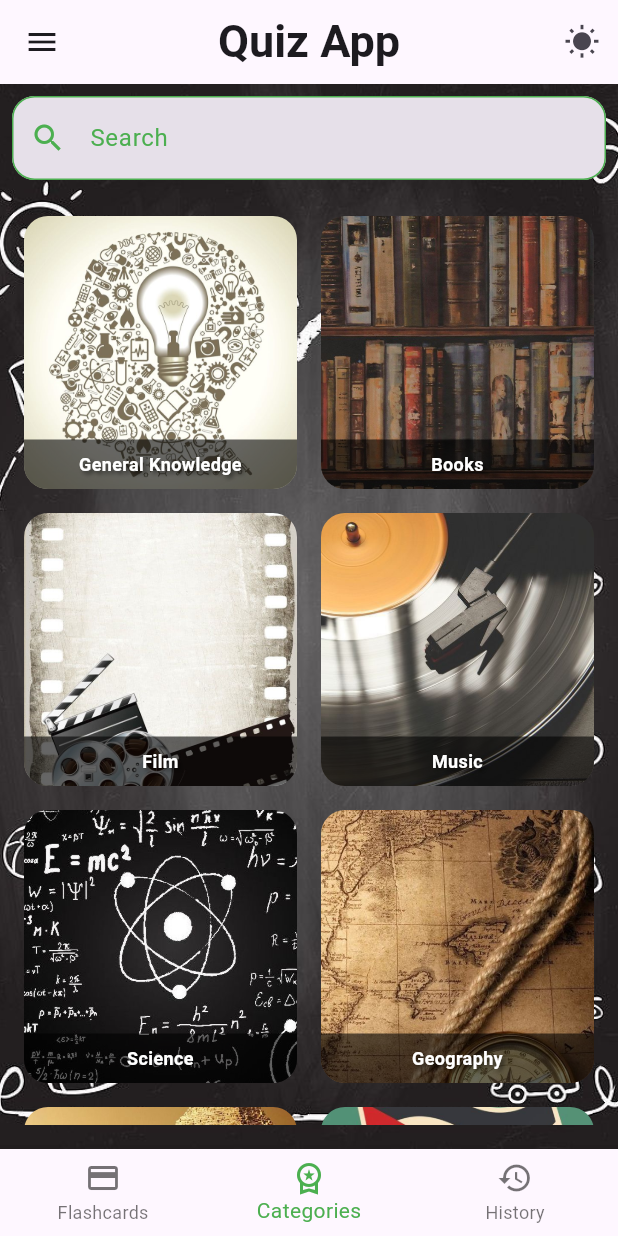
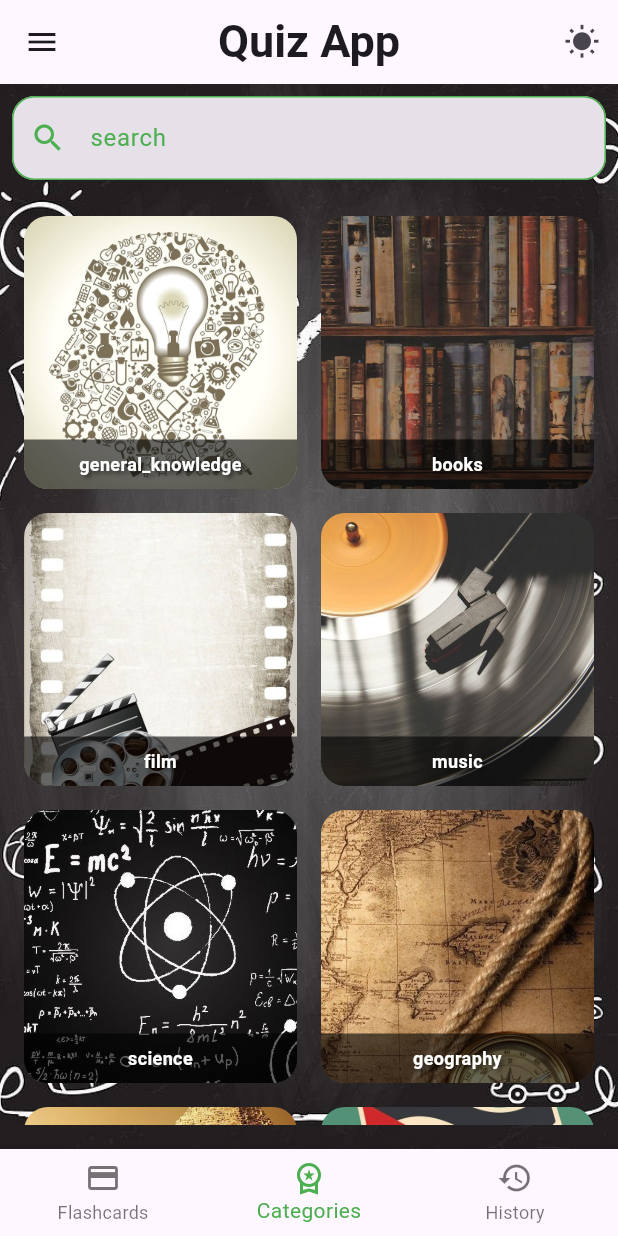
Before and after one commit to soutAhmedTayseer/CodeAlpha_Flashcard-QuizApp, a Flutter app: the screen it shows after launch, on a phone screen of 412 x 824 dp. Run offline on Flutter 3.47's test engine with Material 3 defaults, Android fonts, the phone set to English and light mode, and no system bars; our stand-ins replace animated_splash_screen, easy_localization, flutter_bloc, lottie, shared_preferences.

Commit message:
applying translation on categories

```diff
--- a/lib/categories_screen.dart
+++ b/lib/categories_screen.dart
@@ -2,10 +2,11 @@ import 'package:flutter/material.dart';
 import 'package:flutter_projects/mcq_questions.dart';
 import 'dart:convert';
 import 'package:http/http.dart' as http;
+import 'package:easy_localization/easy_localization.dart'; // Import easy_localization
 import 'mcq_quiz_screen.dart';
 
 class CategoriesScreen extends StatefulWidget {
-  CategoriesScreen({super.key});
+  const CategoriesScreen({super.key});
 
   @override
   _CategoriesScreenState createState() => _CategoriesScreenState();
@@ -13,23 +14,22 @@ class CategoriesScreen extends StatefulWidget {
 
 class _CategoriesScreenState extends State<CategoriesScreen> {
   final List<Map<String, dynamic>> categories = [
-    {'title': 'General Knowledge', 'id': 9, 'image': 'assets/images/general knowledge.jpeg'},
-    {'title': 'Books', 'id': 10, 'image': 'assets/images/books.jpeg'},
-    {'title': 'Film', 'id': 11, 'image': 'assets/images/film.jpeg'},
-    {'title': 'Music', 'id': 12, 'image': 'assets/images/music.jpeg'},
-    {'title': 'Science', 'id': 17, 'image': 'assets/images/science.jpeg'},
-    {'title': 'Geography', 'id': 22, 'image': 'assets/images/geography.jpeg'},
-    {'title': 'History', 'id': 23, 'image': 'assets/images/history.jpeg'},
-    {'title': 'Politics', 'id': 24, 'image': 'assets/images/politics.jpeg'},
-    {'title': 'Sports', 'id': 21, 'image': 'assets/images/sports.jpeg'},
-    {'title': 'Animals', 'id': 27, 'image': 'assets/images/animals.jpeg'},
+    {'title': 'general_knowledge'.tr(), 'id': 9, 'image': 'assets/images/general knowledge.jpeg'},
+    {'title': 'books'.tr(), 'id': 10, 'image': 'assets/images/books.jpeg'},
+    {'title': 'film'.tr(), 'id': 11, 'image': 'assets/images/film.jpeg'},
+    {'title': 'music'.tr(), 'id': 12, 'image': 'assets/images/music.jpeg'},
+    {'title': 'science'.tr(), 'id': 17, 'image': 'assets/images/science.jpeg'},
+    {'title': 'geography'.tr(), 'id': 22, 'image': 'assets/images/geography.jpeg'},
+    {'title': 'history'.tr(), 'id': 23, 'image': 'assets/images/history.jpeg'},
+    {'title': 'politics'.tr(), 'id': 24, 'image': 'assets/images/politics.jpeg'},
+    {'title': 'sports'.tr(), 'id': 21, 'image': 'assets/images/sports.jpeg'},
+    {'title': 'animals'.tr(), 'id': 27, 'image': 'assets/images/animals.jpeg'},
   ];
 
   String searchQuery = ''; // To hold the search query
 
   @override
   Widget build(BuildContext context) {
-    // Filter categories based on search query
     final filteredCategories = categories
         .where((category) =>
         category['title'].toLowerCase().contains(searchQuery.toLowerCase()))
@@ -38,14 +38,12 @@ class _CategoriesScreenState extends State<CategoriesScreen> {
     return Scaffold(
       body: Stack(
         children: [
-          // Background image
           Positioned.fill(
             child: Image.asset(
               'assets/images/background home3.jpeg',
               fit: BoxFit.cover,
             ),
           ),
-          // Content
           Column(
             children: [
               Padding(
@@ -54,24 +52,24 @@ class _CategoriesScreenState extends State<CategoriesScreen> {
                   decoration: InputDecoration(
                     border: OutlineInputBorder(
                       borderRadius: BorderRadius.circular(15),
-                      borderSide: const BorderSide(color: Colors.green), // White border
+                      borderSide: const BorderSide(color: Colors.green),
                     ),
                     enabledBorder: OutlineInputBorder(
                       borderRadius: BorderRadius.circular(15),
-                      borderSide: const BorderSide(color: Colors.green), // White border when enabled
+                      borderSide: const BorderSide(color: Colors.green),
                     ),
                     focusedBorder: OutlineInputBorder(
                       borderRadius: BorderRadius.circular(15),
-                      borderSide: const BorderSide(color: Colors.green, width: 2.0), // White border when focused
+                      borderSide: const BorderSide(color: Colors.green, width: 2.0),
                     ),
-                    labelText: 'Search',
-                    labelStyle: const TextStyle(color: Colors.green), // White label text
-                    prefixIcon: const Icon(Icons.search, color: Colors.green), // White icon
+                    labelText: 'search'.tr(), // Localized string
+                    labelStyle: const TextStyle(color: Colors.green),
+                    prefixIcon: const Icon(Icons.search, color: Colors.green),
                     filled: true,
                   ),
                   onChanged: (value) {
                     setState(() {
-                      searchQuery = value; // Update the search query
+                      searchQuery = value;
                     });
                   },
                 ),
@@ -82,10 +80,10 @@ class _CategoriesScreenState extends State<CategoriesScreen> {
                   child: GridView.builder(
                     itemCount: filteredCategories.length,
                     gridDelegate: const SliverGridDelegateWithFixedCrossAxisCount(
-                      crossAxisCount: 2, // Two items per row
-                      crossAxisSpacing: 16, // Spacing between columns
-                      mainAxisSpacing: 16, // Spacing between rows
-                      childAspectRatio: 1, // To make them equal width and height
+                      crossAxisCount: 2,
+                      crossAxisSpacing: 16,
+                      mainAxisSpacing: 16,
+                      childAspectRatio: 1,
                     ),
                     itemBuilder: (BuildContext context, int index) {
                       final category = filteredCategories[index];
@@ -123,16 +121,16 @@ class _CategoriesScreenState extends State<CategoriesScreen> {
                               ),
                               child: Text(
                                 category['title'],
-                                textAlign: TextAlign.center, // Center-aligns the text
+                                textAlign: TextAlign.center,
                                 style: const TextStyle(
                                   color: Colors.white,
                                   fontSize: 12,
                                   fontWeight: FontWeight.bold,
                                   shadows: [
                                     Shadow(
-                                      offset: Offset(2, 2), // Creates shadow in bottom-right direction
-                                      blurRadius: 3.0, // Adds blur to the shadow
-                                      color: Colors.black54, // Shadow color
+                                      offset: Offset(2, 2),
+                                      blurRadius: 3.0,
+                                      color: Colors.black54,
                                     ),
                                   ],
                                 ),
@@ -185,7 +183,7 @@ class _QuestionsScreenState extends State<QuestionsScreen> {
       List data = jsonDecode(response.body)['results'];
       return data.map((questionData) => Question.fromJson(questionData)).toList();
     } else {
-      throw Exception('Failed to load questions');
+      throw Exception('failed_to_load_questions'.tr()); // Localized error message
     }
   }
 
@@ -194,12 +192,12 @@ class _QuestionsScreenState extends State<QuestionsScreen> {
       context: context,
       builder: (BuildContext context) {
         return AlertDialog(
-          title: const Text('Start Quiz'),
-          content: const Text('Are you sure you want to start the quiz?'),
+          title: Text('start_quiz'.tr()), // Localized string
+          content: Text('confirm_start_quiz'.tr()), // Localized string
           actions: [
             TextButton(
               onPressed: () {
-                Navigator.pop(context); // Close the dialog
+                Navigator.pop(context);
                 Navigator.push(
                   context,
                   MaterialPageRoute(
@@ -210,16 +208,16 @@ class _QuestionsScreenState extends State<QuestionsScreen> {
                   ),
                 );
               },
-              child: const Text(
-                'Start Quiz',
-                style: TextStyle(color: Colors.green),
+              child: Text(
+                'start_quiz'.tr(),
+                style: const TextStyle(color: Colors.green),
               ),
             ),
             TextButton(
-              onPressed: () => Navigator.of(context).pop(), // Close the dialog
-              child: const Text(
-                'Cancel',
-                style: TextStyle(color: Colors.red),
+              onPressed: () => Navigator.of(context).pop(),
+              child: Text(
+                'cancel'.tr(),
+                style: const TextStyle(color: Colors.red),
               ),
             ),
           ],
@@ -236,23 +234,21 @@ class _QuestionsScreenState extends State<QuestionsScreen> {
       ),
       body: Stack(
         children: [
-          // Background image
           Positioned.fill(
             child: Image.asset(
               'assets/images/background home3.jpeg',
               fit: BoxFit.cover,
             ),
           ),
-          // Content
           FutureBuilder<List<Question>>(
             future: _questions,
             builder: (context, snapshot) {
               if (snapshot.connectionState == ConnectionState.waiting) {
                 return const Center(child: CircularProgressIndicator());
               } else if (snapshot.hasError) {
-                return const Center(child: Text('Failed to load questions'));
+                return Center(child: Text('failed_to_load_questions'.tr())); // Localized error
               } else if (!snapshot.hasData || snapshot.data!.isEmpty) {
-                return const Center(child: Text('No questions available'));
+                return Center(child: Text('no_questions_available'.tr())); // Localized string
               }
 
               final questions = snapshot.data!;
@@ -267,33 +263,33 @@ class _QuestionsScreenState extends State<QuestionsScreen> {
                         return Container(
                           margin: const EdgeInsets.all(12.0),
                           decoration: BoxDecoration(
-                            color: Colors.green, // Card background color
-                            borderRadius: BorderRadius.circular(20), // Rounded corners
+                            color: Colors.green,
+                            borderRadius: BorderRadius.circular(20),
                             boxShadow: const [
                               BoxShadow(
                                 color: Colors.black26,
                                 blurRadius: 5,
-                                offset: Offset(0, 5), // Subtle shadow effect
+                                offset: Offset(0, 5),
                               ),
                             ],
                           ),
                           child: ListTile(
                             shape: RoundedRectangleBorder(
-                              borderRadius: BorderRadius.circular(20), // Ensure ListTile respects rounding
+                              borderRadius: BorderRadius.circular(20),
                             ),
                             title: Text(
                               question.question,
                               style: const TextStyle(
-                                color: Colors.black, // Text color
+                                color: Colors.black,
                                 fontWeight: FontWeight.bold,
                                 fontSize: 16,
                               ),
                             ),
                             subtitle: Text(
-                              "Answer: ${question.correctAnswer}",
+                              "${"answer".tr()}: ${question.correctAnswer}", // Localized string
                               style: const TextStyle(color: Colors.white),
                             ),
-                            tileColor: Colors.transparent, // Transparent to show container color
+                            tileColor: Colors.transparent,
                           ),
                         );
                       },
@@ -304,14 +300,14 @@ class _QuestionsScreenState extends State<QuestionsScreen> {
                     child: ElevatedButton.icon(
                       onPressed: () => _showStartQuizDialog(questions),
                       icon: const Icon(Icons.quiz),
-                      label: const Text('Start Quiz'),
+                      label: Text('start_quiz'.tr()), // Localized button label
                       style: ElevatedButton.styleFrom(
-                        foregroundColor: Colors.green, // Text/icon color
-                        backgroundColor: Colors.white, // Button background color
+                        foregroundColor: Colors.green,
+                        backgroundColor: Colors.white,
                         shape: RoundedRectangleBorder(
-                          borderRadius: BorderRadius.circular(8), // Rounded corners
+                          borderRadius: BorderRadius.circular(8),
                         ),
-                        elevation: 5, // Shadow effect
+                        elevation: 5,
                       ),
                     ),
                   ),
```
